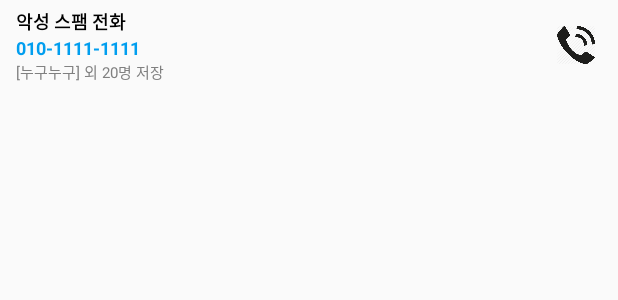
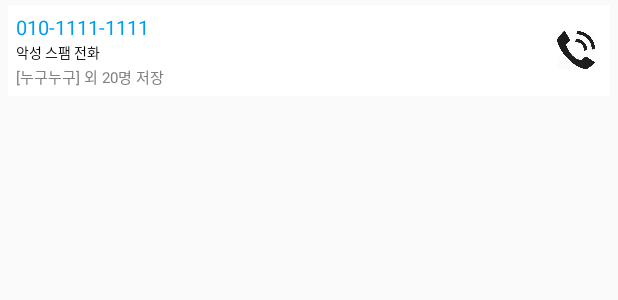
Before and after one commit to hyuni106/Phonebook, an Android app: the layout recent_list_item.xml on its own in the app's theme, with its tools: preview values and no code run, on a phone screen of 412 x 824 dp. Shown: the top 300 px of the screen. Run offline under Robolectric (Android 15) with nearby library versions, the light colour scheme and no system bars.

Commit message:
new design
main modify

```diff
--- a/app/src/main/java/kr/search/phonebook/adapter/RecentAdapter.java
+++ b/app/src/main/java/kr/search/phonebook/adapter/RecentAdapter.java
@@ -59,6 +59,7 @@ public class RecentAdapter extends BaseAdapter {
             txtvRecentShopName.setText(String.format("%s 외 %d명 저장", number.getShop_name(), number.getCount() - 1));
         } else {
             txtvRecentShopName.setText("저장 내역 없음");
+            txtvRecentName.setText("정보 없음");
         }
 
         row.setOnClickListener(new View.OnClickListener() {
--- a/app/src/main/res/drawable/gray_boader_shadow_box.xml
+++ b/app/src/main/res/drawable/gray_boader_shadow_box.xml
@@ -15,7 +15,7 @@
             </item>
             <item
                 android:top="1dp"
-                android:bottom="2dp"
+                android:bottom="1dp"
                 android:right="1dp"
                 android:left="1dp">
                 <shape>
--- a/app/src/main/res/layout/recent_list_item.xml
+++ b/app/src/main/res/layout/recent_list_item.xml
@@ -4,7 +4,10 @@
     android:layout_width="match_parent"
     android:layout_height="wrap_content"
     android:orientation="vertical"
-    android:padding="5dp">
+    android:paddingLeft="5dp"
+    android:paddingRight="5dp"
+    android:paddingTop="3dp"
+    android:paddingBottom="3dp">
 
     <!--<LinearLayout-->
         <!--android:layout_width="match_parent"-->
@@ -85,6 +88,7 @@
         android:padding="0dp"
         android:layout_width="match_parent"
         android:layout_height="match_parent"
+        android:background="#FFFFFF"
         android:orientation="horizontal">
 
         <LinearLayout
@@ -111,30 +115,29 @@
 
 
         <LinearLayout
-            android:layout_marginLeft="5dp"
+            android:layout_margin="5dp"
             android:layout_width="wrap_content"
             android:layout_height="match_parent"
             android:orientation="vertical">
 
             <TextView
+                android:id="@+id/txtvRecentPhoneNum"
+                android:layout_width="wrap_content"
+                android:layout_height="wrap_content"
+                android:textSize="13sp"
+                android:textColor="#019eef"
+                android:text="010-1111-1111"/>
+
+            <TextView
                 android:id="@+id/txtvRecentName"
                 android:layout_width="wrap_content"
                 android:layout_height="wrap_content"
-                android:textStyle="bold"
-                android:textSize="12sp"
+                android:textSize="9sp"
                 android:textColor="#000000"
                 android:text="악성 스팸 전화"/>
 
             <TextView
-                android:id="@+id/txtvRecentPhoneNum"
-                android:layout_width="wrap_content"
-                android:layout_height="wrap_content"
-                android:textStyle="bold"
-                android:textSize="12sp"
-                android:textColor="#019eef"
-                android:text="010-1111-1111"/>
-
-            <TextView
+                android:layout_marginTop="1dp"
                 android:id="@+id/txtvRecentShopName"
                 android:layout_width="wrap_content"
                 android:layout_height="wrap_content"
```
Also changed, not shown: app/src/main/res/layout/activity_main.xml (+5 -4 lines).
